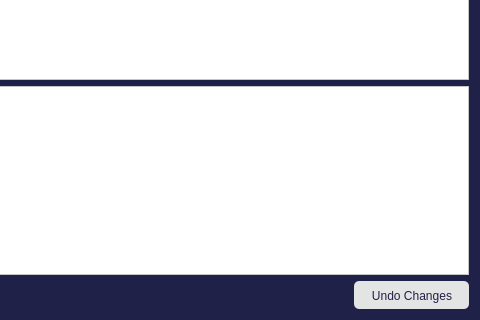
Above: FrameWorkCode/undoglobalreplace.ui from UDAAN-LEAP/leap-pe-tool before the change; both pictures show x 200 to 680 and y 119 to 439 of the 680 by 439 pixel window. Below: the same form after it.
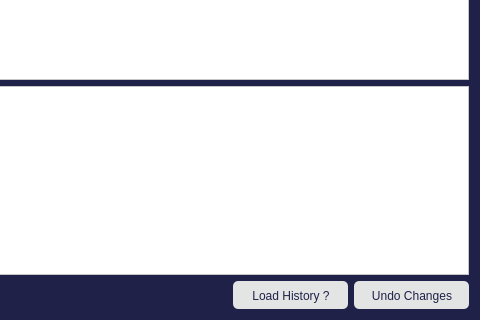
That is the form after the change.

```diff
--- a/FrameWorkCode/undoglobalreplace.ui
+++ b/FrameWorkCode/undoglobalreplace.ui
@@ -46,6 +46,17 @@
        </property>
       </spacer>
      </item>
+     <item>
+      <widget class="QPushButton" name="pushButton">
+       <property name="styleSheet">
+        <string notr="true">QPushButton{background-color:rgb(227, 228, 228);border:0px; color: rgb(32, 33, 72); height:26.96px; width: 113.5px; padding-top:1px; border-radius:4.8px; padding-left:1.3px; selection-color: rgb(32, 33, 72); selection-background-color: rgb(136, 138, 133);
+} QPushButton:checked{background-color: rgb(136, 138, 133);} QPushButton:pressed {background-color: rgb(136, 138, 133);}</string>
+       </property>
+       <property name="text">
+        <string>Load History ?</string>
+       </property>
+      </widget>
+     </item>
      <item>
       <widget class="QPushButton" name="applyButton">
        <property name="styleSheet">
```
